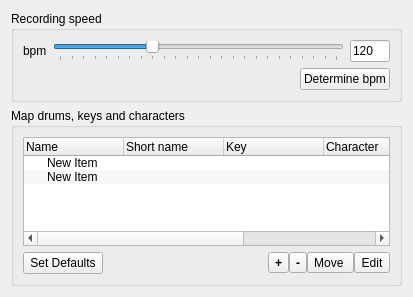
First picture: the form in prefsrec.ui, repository domoritz/drummy, before the edit.
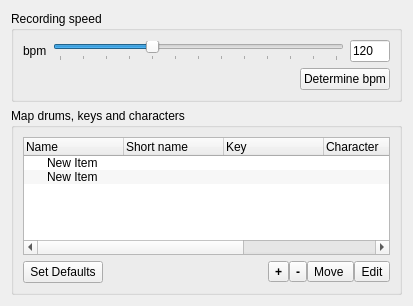
Second picture: the form after the edit.

Patch:
```diff
--- a/prefsrec.ui
+++ b/prefsrec.ui
@@ -7,7 +7,7 @@
     <x>0</x>
     <y>0</y>
     <width>413</width>
-    <height>297</height>
+    <height>306</height>
    </rect>
   </property>
   <property name="sizePolicy">
@@ -68,7 +68,7 @@
            <enum>QSlider::TicksBelow</enum>
           </property>
           <property name="tickInterval">
-           <number>10</number>
+           <number>20</number>
           </property>
          </widget>
         </item>
```
